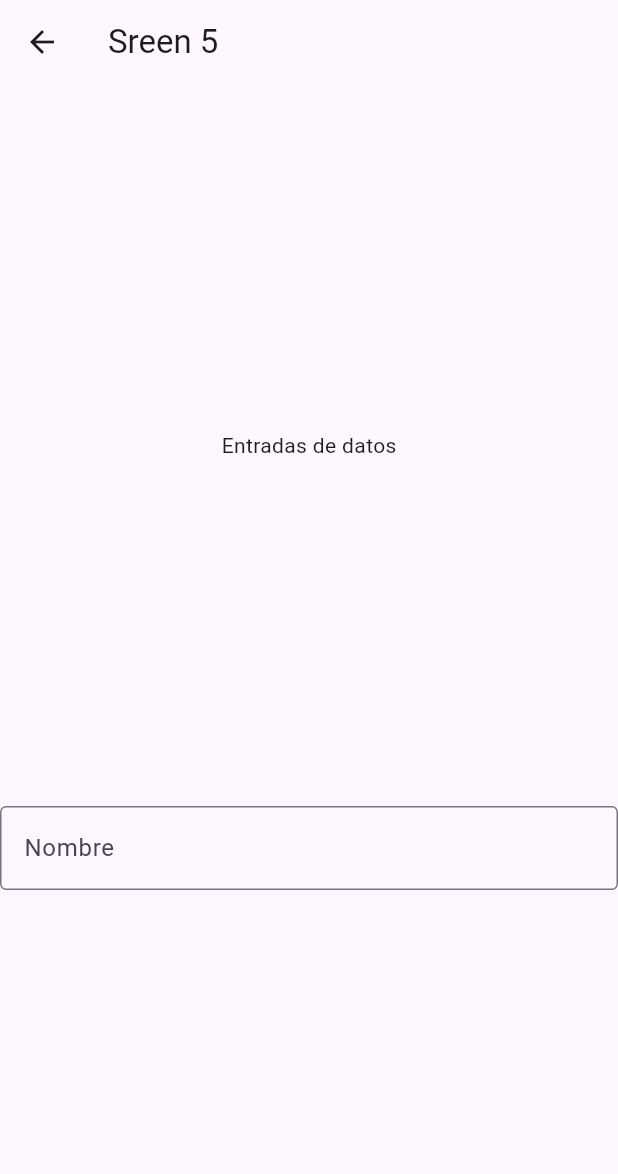
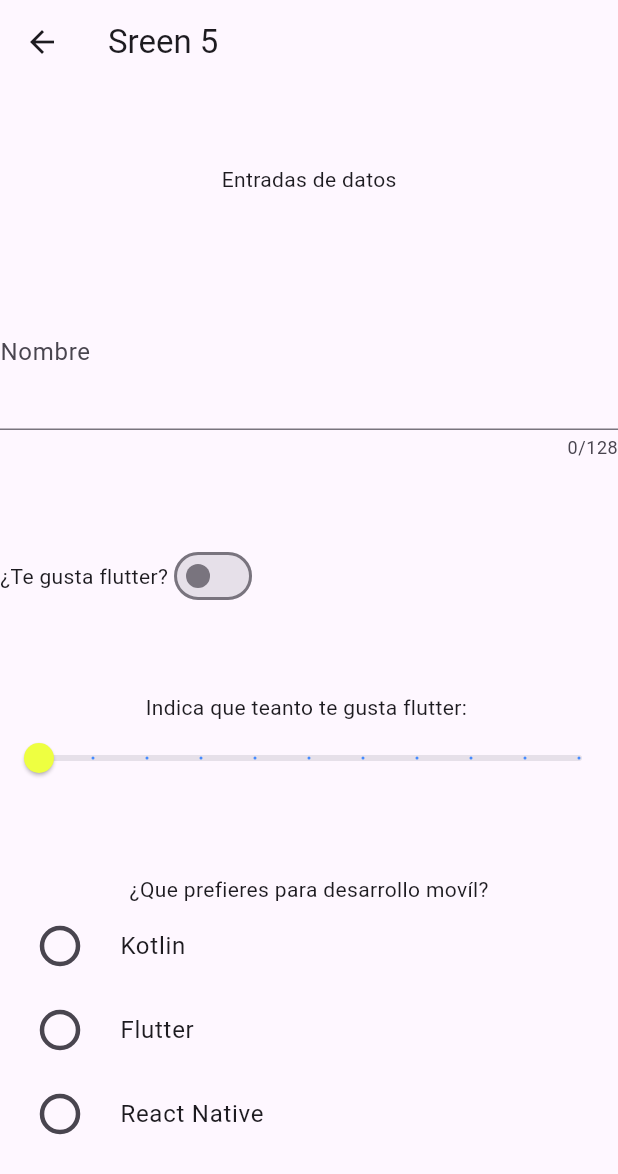
Before and after one commit to JulioCesar10-git/elemento4a26, a Flutter app: the Screen5 screen opened directly, on a phone screen of 412 x 824 dp. Shown: the top 1174 px of the screen. Run offline on Flutter 3.47's test engine with Material 3 defaults, Android fonts, the phone set to English and light mode, and no system bars.

Commit message:
Radio buttom

```diff
--- a/lib/screens/screen5.dart
+++ b/lib/screens/screen5.dart
@@ -8,6 +8,12 @@ class Screen5 extends StatefulWidget {
 }
 
 class _Screen5State extends State<Screen5> {
+  // Variables para almacenar los calores de entrada
+  bool _switchValue = false;
+  double _sliderValue = 0.0;
+  TextEditingController _textController = TextEditingController();
+  int radioSelected = 0;
+
   @override
   Widget build(BuildContext context) {
     return Scaffold(
@@ -16,8 +22,11 @@ class _Screen5State extends State<Screen5> {
         mainAxisAlignment: MainAxisAlignment.spaceEvenly,
         children: [
           Text('Entradas de datos'),
-          // Lllamas a los Widgets de entradas de datos
+          // Llamas a los Widgets de entradas de datos
           _entradadeTexto(),
+          _entradaSwitch(),
+          _entradaSlider(),
+          _entradaRadio(),
         ],
       ),
     );
@@ -25,11 +34,121 @@ class _Screen5State extends State<Screen5> {
 
   TextField _entradadeTexto() {
     return TextField(
+      controller: _textController,
+      obscureText: false,
+      maxLength: 128,
+      maxLines: 3,
       decoration: InputDecoration(
         labelText: 'Nombre',
         hintText: 'Ingresa tu nombre',
-        border: OutlineInputBorder(),
+        border: UnderlineInputBorder(),
       ),
+      onChanged: (value) {
+        print('Valor del TextField; $value');
+      },
+    );
+  }
+
+  Row _entradaSwitch() {
+    return Row(
+      mainAxisAlignment: MainAxisAlignment.start,
+      children: [
+        Text('¿Te gusta flutter?'),
+        Switch(
+          value: _switchValue,
+          onChanged: (value) {
+            setState(() {
+              _switchValue = value;
+              print('El valor del Switch es: $_switchValue');
+            }); //Acción al cambiar el switch
+          },
+        ),
+      ],
+    );
+  }
+
+  Column _entradaSlider() {
+    return Column(
+      children: [
+        Text('Indica que teanto te gusta flutter: '),
+        Slider(
+          min: 0.0,
+          max: 10.0,
+          activeColor: Colors.blueAccent,
+          thumbColor: Colors.limeAccent,
+          value: _sliderValue,
+          divisions: 10,
+          label: '${_sliderValue.round()}',
+          onChanged: (value) {
+            setState(() {
+              _sliderValue = value;
+              print('Se cambio el slider: $_sliderValue');
+            }); // Accion al cambiar el slider
+          },
+        ),
+      ],
+    );
+  }
+
+  Column _entradaRadio() {
+    final ListTile kotlin = ListTile(
+      title: const Text('Kotlin'),
+      leading: Transform.scale(
+        scale: 1.5,
+        child: Radio(
+          value: 1,
+          groupValue: radioSelected,
+          onChanged: (value) {
+            setState(() {
+              radioSelected = value!;
+              print('Selección del botón radio: $radioSelected');
+            });
+          },
+        ),
+      ),
+    );
+
+    final ListTile flutter = ListTile(
+      title: const Text('Flutter'),
+      leading: Transform.scale(
+        scale: 1.5,
+        child: Radio(
+          value: 2,
+          groupValue: radioSelected,
+          onChanged: (value) {
+            setState(() {
+              radioSelected = value!;
+              print('Selección del botón radio: $radioSelected');
+            });
+          },
+        ),
+      ),
+    );
+
+    final ListTile reactNative = ListTile(
+      title: const Text('React Native'),
+      leading: Transform.scale(
+        scale: 1.5,
+        child: Radio(
+          value: 3,
+          groupValue: radioSelected,
+          onChanged: (value) {
+            setState(() {
+              radioSelected = value!;
+              print('Selección del botón radio: $radioSelected');
+            });
+          },
+        ),
+      ),
+    );
+
+    return Column(
+      children: [
+        Text('¿Que prefieres para desarrollo movíl?'),
+        kotlin,
+        flutter,
+        reactNative,
+      ],
     );
   }
 }
```
